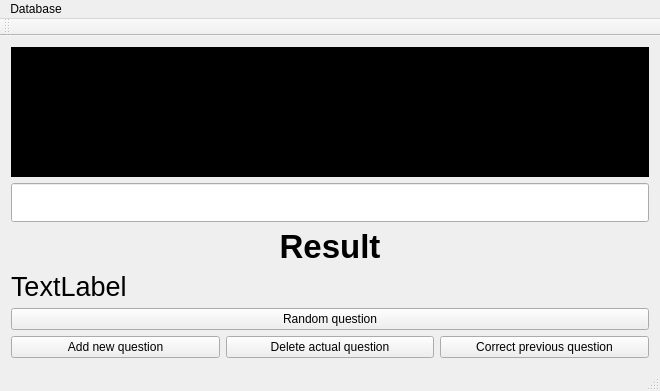
This is smartdrillermainwindow.ui in buddhi1980/smartDriller as Qt 5 draws it before an edit. The edited form follows.
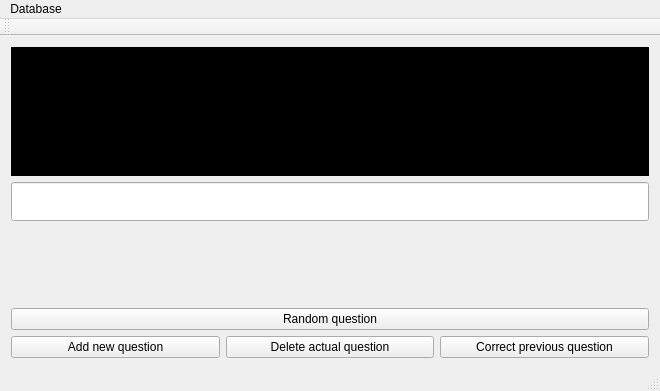
This is the edited form. Icons and pictures are not drawn.

What changed in the file:
```diff
--- a/smartdrillermainwindow.ui
+++ b/smartdrillermainwindow.ui
@@ -121,7 +121,7 @@
        </font>
       </property>
       <property name="text">
-       <string>Result</string>
+       <string/>
       </property>
       <property name="alignment">
        <set>Qt::AlignCenter</set>
@@ -136,7 +136,13 @@
        </font>
       </property>
       <property name="text">
-       <string>TextLabel</string>
+       <string/>
+      </property>
+      <property name="alignment">
+       <set>Qt::AlignCenter</set>
+      </property>
+      <property name="wordWrap">
+       <bool>true</bool>
       </property>
      </widget>
     </item>
```
